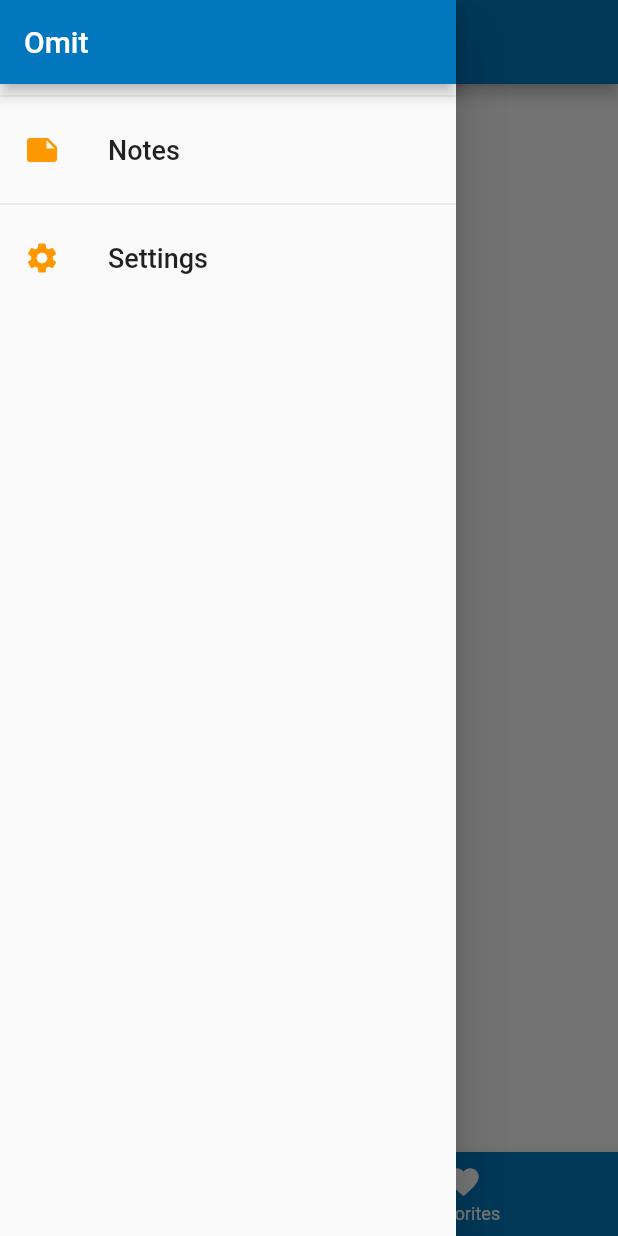
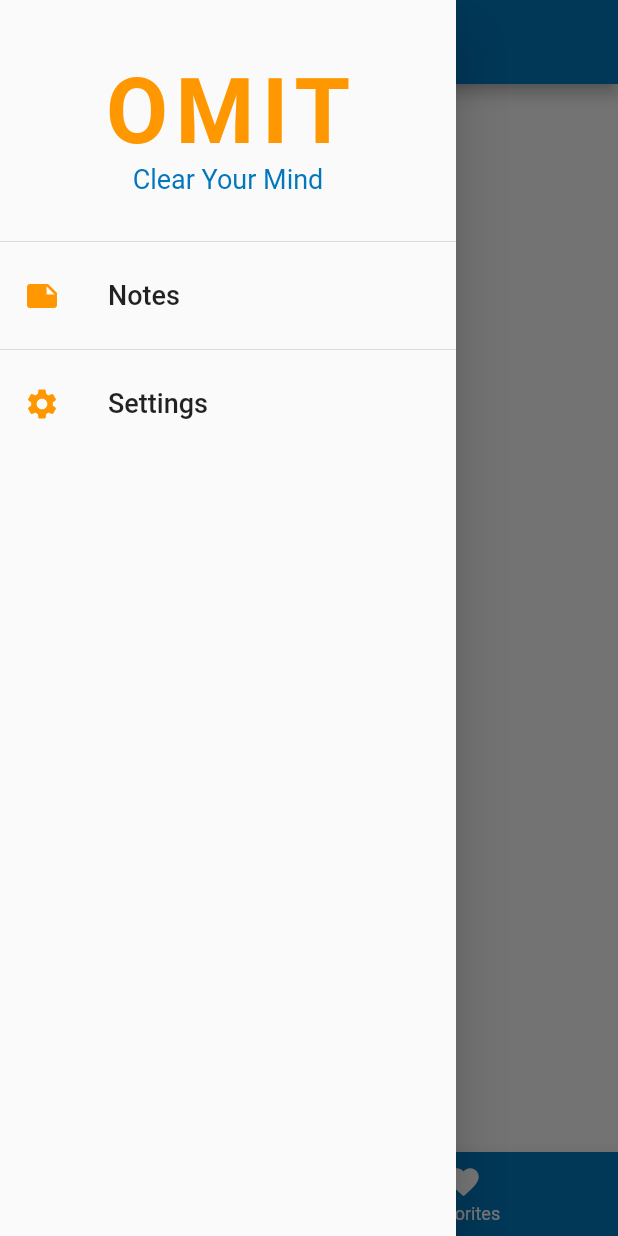
Before and after one commit to rijalanupraj/omit, a Flutter app: the screen it shows after launch, with the side drawer open, on a phone screen of 412 x 824 dp. Run offline on Flutter 3.47's test engine with Material 2 defaults, Android fonts, the phone set to English and light mode, and no system bars; our stand-ins replace fluttertoast, google_fonts, hive, hive_flutter; accounts and stored records are empty; generated files the repository leaves out were written again; Roboto replaces fonts that are missing (Baloo).

Commit message:
Working on drawer

```diff
--- a/lib/widgets/main_drawer.dart
+++ b/lib/widgets/main_drawer.dart
@@ -1,6 +1,7 @@
 // External Import
 import 'package:flutter/material.dart';
 import 'package:omit/screens/tabs_screen.dart';
+import 'package:google_fonts/google_fonts.dart';
 
 // Internal Import
 import '../constants.dart';
@@ -9,14 +10,35 @@ import '../screens/settings_screen.dart';
 class MainDrawer extends StatelessWidget {
   @override
   Widget build(BuildContext context) {
-    return Drawer(
+    return SafeArea(
+      child: Drawer(
         child: ListView(
           children: [
-          AppBar(
-            title: Text('Omit'),
-            automaticallyImplyLeading: false,
+            DrawerHeader(
+              child: Column(
+                crossAxisAlignment: CrossAxisAlignment.center,
+                mainAxisAlignment: MainAxisAlignment.center,
+                children: [
+                  Text(
+                    'OMIT',
+                    style: GoogleFonts.londrinaSolid(
+                      color: Theme.of(context).accentColor,
+                      fontSize: 60.0,
+                      fontWeight: FontWeight.bold,
+                      letterSpacing: 5,
                     ),
-          Divider(),
+                  ),
+                  Text(
+                    'Clear Your Mind',
+                    textAlign: TextAlign.center,
+                    style: GoogleFonts.baloo(
+                        color: Theme.of(context).primaryColor,
+                        fontSize: 18.0,
+                        fontWeight: FontWeight.normal),
+                  ),
+                ],
+              ),
+            ),
             ListTile(
               leading: Icon(
                 Icons.note,
@@ -27,7 +49,8 @@ class MainDrawer extends StatelessWidget {
                 style: kAppBarListTextStyle,
               ),
               onTap: () {
-              Navigator.of(context).pushReplacementNamed(TabsScreen.routeName);
+                Navigator.of(context)
+                    .pushReplacementNamed(TabsScreen.routeName);
               },
             ),
             Divider(),
@@ -47,6 +70,7 @@ class MainDrawer extends StatelessWidget {
             ),
           ],
         ),
+      ),
     );
   }
 }
```
Lines whose indentation alone changed are shown as unchanged.
